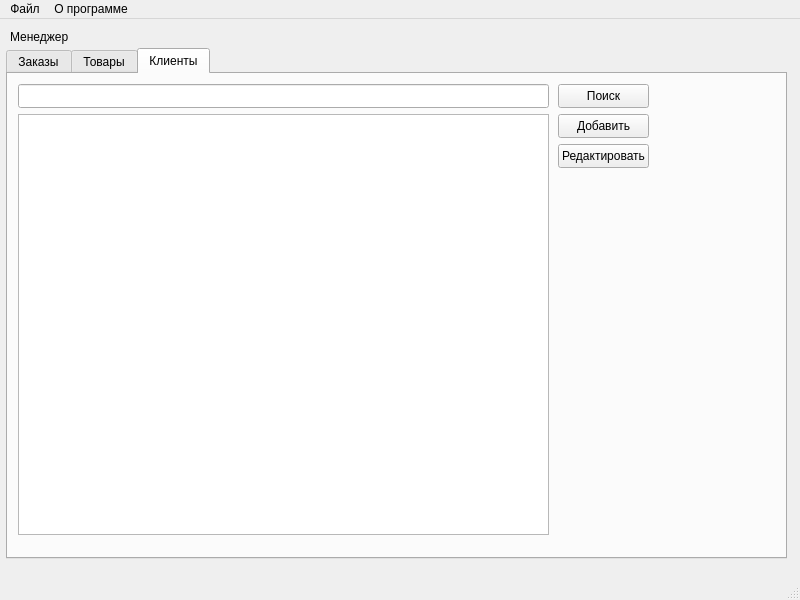
This is mainwindowmanager.ui in MukizuL/Retail-Sale-App as Qt 5 draws it before an edit. The edited form follows.
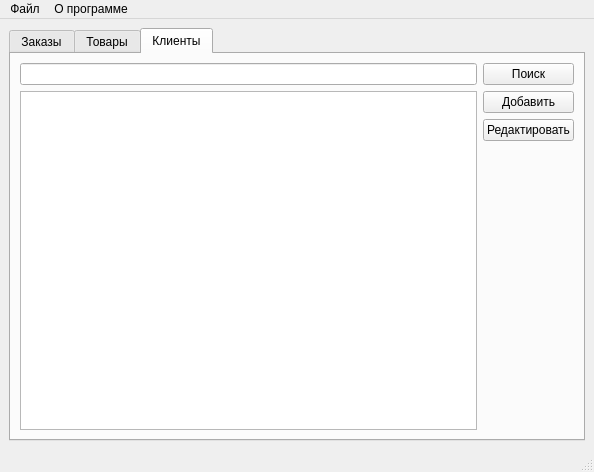
This is the edited form. The open tabs and pages were chosen to show the change.

What changed in the file:
```diff
--- a/mainwindowmanager.ui
+++ b/mainwindowmanager.ui
@@ -6,36 +6,17 @@
    <rect>
     <x>0</x>
     <y>0</y>
-    <width>800</width>
-    <height>600</height>
+    <width>594</width>
+    <height>472</height>
    </rect>
   </property>
   <property name="windowTitle">
    <string>MainWindow</string>
   </property>
   <widget class="QWidget" name="centralwidget">
-   <widget class="QLabel" name="label">
-    <property name="geometry">
-     <rect>
-      <x>10</x>
-      <y>10</y>
-      <width>261</width>
-      <height>16</height>
-     </rect>
-    </property>
-    <property name="text">
-     <string>Менеджер</string>
-    </property>
-   </widget>
+   <layout class="QVBoxLayout" name="verticalLayout">
+    <item>
    <widget class="QTabWidget" name="tabWidget">
-    <property name="geometry">
-     <rect>
-      <x>6</x>
-      <y>29</y>
-      <width>781</width>
-      <height>511</height>
-     </rect>
-    </property>
     <property name="currentIndex">
      <number>1</number>
     </property>
@@ -171,74 +152,83 @@
      <attribute name="title">
       <string>Клиенты</string>
      </attribute>
-     <widget class="QPushButton" name="editButton_manager_clients">
-      <property name="geometry">
-       <rect>
-        <x>550</x>
-        <y>70</y>
-        <width>91</width>
-        <height>24</height>
-       </rect>
-      </property>
-      <property name="text">
-       <string>Редактировать</string>
-      </property>
-     </widget>
-     <widget class="QPushButton" name="addButton_manager_clients">
-      <property name="geometry">
-       <rect>
-        <x>550</x>
-        <y>40</y>
-        <width>91</width>
-        <height>24</height>
-       </rect>
-      </property>
-      <property name="text">
-       <string>Добавить</string>
-      </property>
-     </widget>
-     <widget class="QLineEdit" name="searchLine_manager_clients">
-      <property name="geometry">
-       <rect>
-        <x>10</x>
-        <y>10</y>
-        <width>531</width>
-        <height>24</height>
-       </rect>
-      </property>
-     </widget>
+       <layout class="QHBoxLayout" name="horizontalLayout">
+        <item>
+         <layout class="QVBoxLayout" name="verticalLayout_2">
+          <item>
+           <widget class="QLineEdit" name="searchLine_manager_clients"/>
+          </item>
+          <item>
      <widget class="QTableView" name="tableView_manager_clients">
-      <property name="geometry">
-       <rect>
-        <x>10</x>
-        <y>40</y>
-        <width>531</width>
-        <height>421</height>
-       </rect>
-      </property>
-     </widget>
+            <property name="sizeAdjustPolicy">
+             <enum>QAbstractScrollArea::AdjustToContents</enum>
+            </property>
+            <property name="editTriggers">
+             <set>QAbstractItemView::NoEditTriggers</set>
+            </property>
+            <property name="selectionMode">
+             <enum>QAbstractItemView::SingleSelection</enum>
+            </property>
+            <property name="selectionBehavior">
+             <enum>QAbstractItemView::SelectRows</enum>
+            </property>
+            <attribute name="horizontalHeaderStretchLastSection">
+             <bool>true</bool>
+            </attribute>
+           </widget>
+          </item>
+         </layout>
+        </item>
+        <item>
+         <layout class="QVBoxLayout" name="verticalLayout_3">
+          <item>
      <widget class="QPushButton" name="searchButton_manager_clients">
-      <property name="geometry">
-       <rect>
-        <x>550</x>
-        <y>10</y>
-        <width>91</width>
-        <height>24</height>
-       </rect>
-      </property>
       <property name="text">
        <string>Поиск</string>
       </property>
      </widget>
-    </widget>
-   </widget>
+          </item>
+          <item>
+           <widget class="QPushButton" name="addButton_manager_clients">
+            <property name="text">
+             <string>Добавить</string>
+            </property>
+           </widget>
+          </item>
+          <item>
+           <widget class="QPushButton" name="editButton_manager_clients">
+            <property name="text">
+             <string>Редактировать</string>
+            </property>
+           </widget>
+          </item>
+          <item>
+           <spacer name="verticalSpacer">
+            <property name="orientation">
+             <enum>Qt::Vertical</enum>
+            </property>
+            <property name="sizeHint" stdset="0">
+             <size>
+              <width>20</width>
+              <height>40</height>
+             </size>
+            </property>
+           </spacer>
+          </item>
+         </layout>
+        </item>
+       </layout>
+      </widget>
+     </widget>
+    </item>
+   </layout>
   </widget>
   <widget class="QMenuBar" name="menubar">
    <property name="geometry">
     <rect>
      <x>0</x>
      <y>0</y>
-     <width>800</width>
+     <width>594</width>
      <height>21</height>
     </rect>
    </property>
```
Left out of the diff: 184 changed lines with no effect on the pictures. Lines whose indentation alone changed are shown as unchanged.
